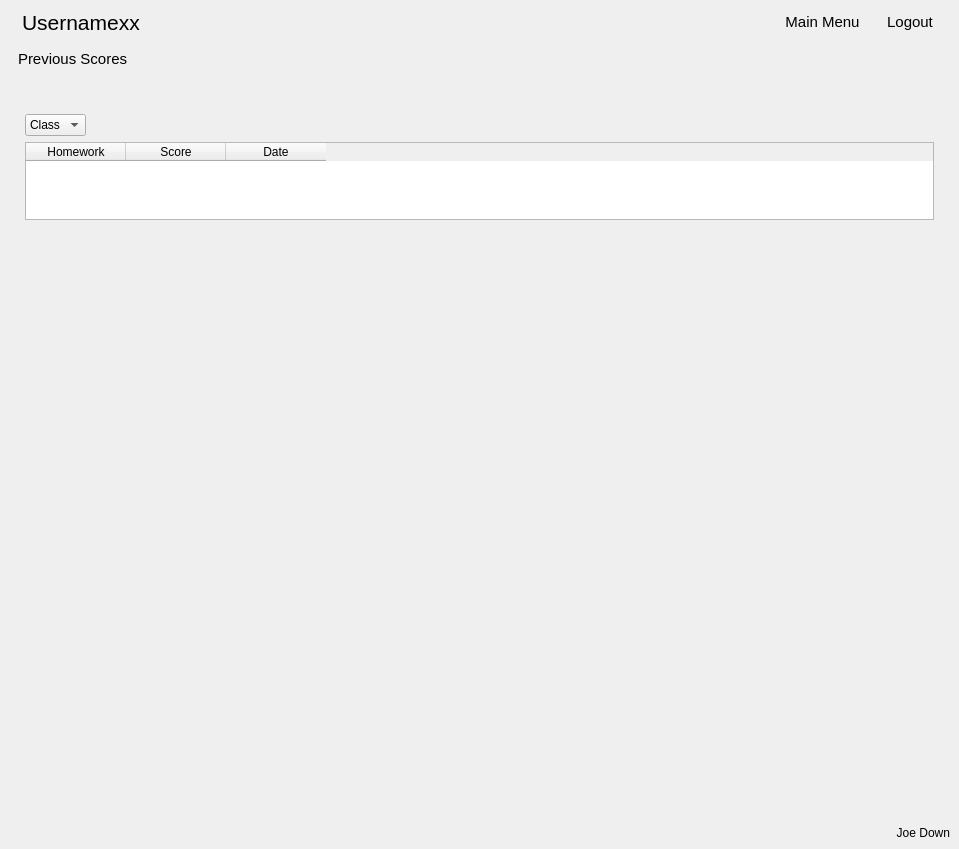
Above: window.ui from AnthropomorphicMonkey/Coursework before the change. Below: the same form after it.
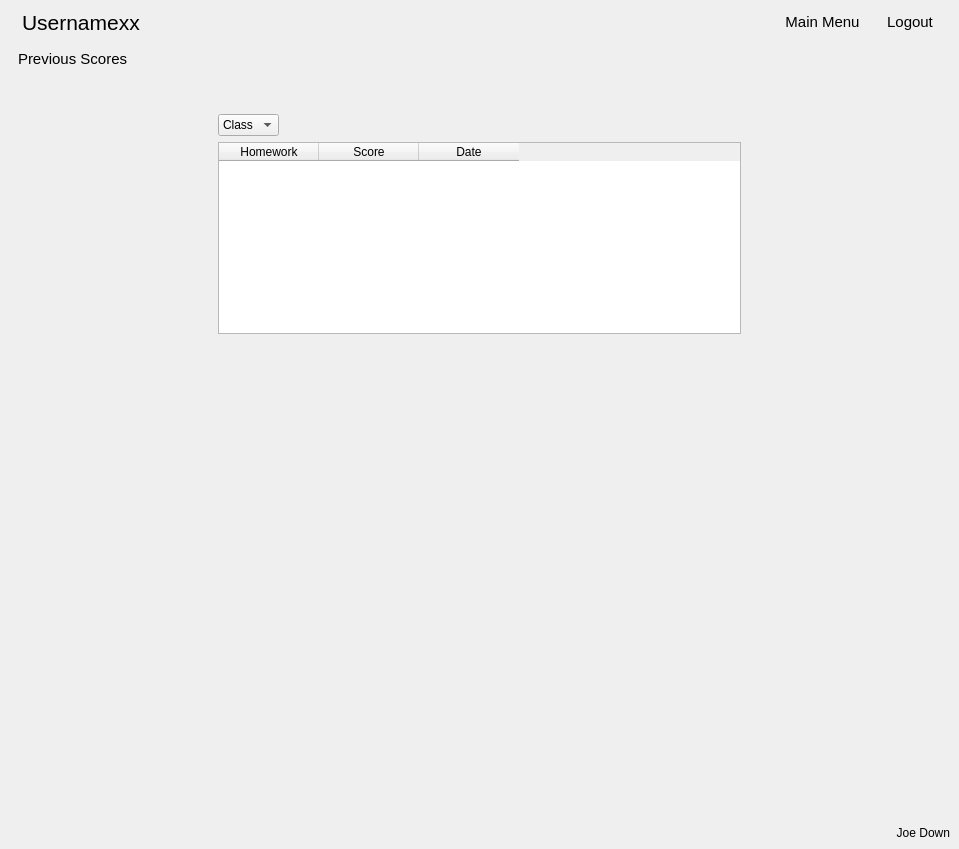
That is the form after the change. The open tabs and pages were chosen to show the change. Icons and pictures are not drawn.

Commit message: Added admin page button

The edit to the form file:
```diff
--- a/window.ui
+++ b/window.ui
@@ -1485,6 +1485,15 @@
                                  <property name="orientation">
                                      <enum>Qt::Horizontal</enum>
                                  </property>
+                                 <property name="sizeType">
+                                     <enum>QSizePolicy::Maximum</enum>
+                                 </property>
+                                 <property name="sizeHint" stdset="0">
+                                     <size>
+                                         <width>200</width>
+                                         <height>0</height>
+                                     </size>
+                                 </property>
                              </spacer>
                          </item>
                          <item>
@@ -1517,6 +1526,12 @@
                                  </item>
                                  <item>
                                      <widget class="QTableWidget" name="previous_scores_table">
+                                         <property name="sizePolicy">
+                                             <sizepolicy hsizetype="Minimum" vsizetype="Minimum">
+                                                 <horstretch>0</horstretch>
+                                                 <verstretch>0</verstretch>
+                                             </sizepolicy>
+                                         </property>
                                          <column>
                                              <property name="text">
                                                  <string>Homework</string>
@@ -1541,6 +1556,15 @@
                                  <property name="orientation">
                                      <enum>Qt::Horizontal</enum>
                                  </property>
+                                 <property name="sizeType">
+                                     <enum>QSizePolicy::Maximum</enum>
+                                 </property>
+                                 <property name="sizeHint" stdset="0">
+                                     <size>
+                                         <width>200</width>
+                                         <height>0</height>
+                                     </size>
+                                 </property>
                              </spacer>
                          </item>
                      </layout>
@@ -1550,6 +1574,9 @@
                          <property name="orientation">
                              <enum>Qt::Vertical</enum>
                          </property>
+                         <property name="sizeType">
+                             <enum>QSizePolicy::Maximum</enum>
+                         </property>
                          <property name="sizeHint" stdset="0">
                              <size>
                                  <width>20</width>
```
Left out of the diff: 16 changed lines with no effect on the pictures. The commit also changes 2 other files.
